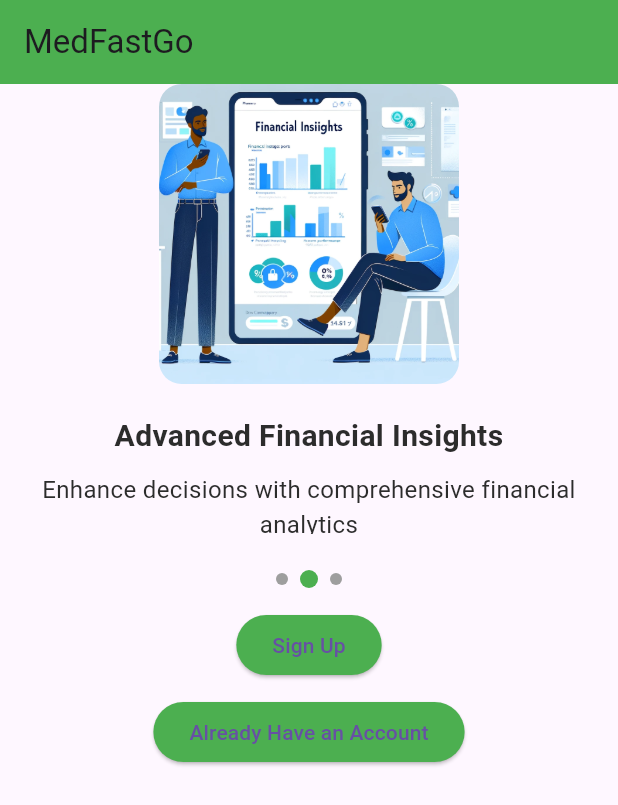
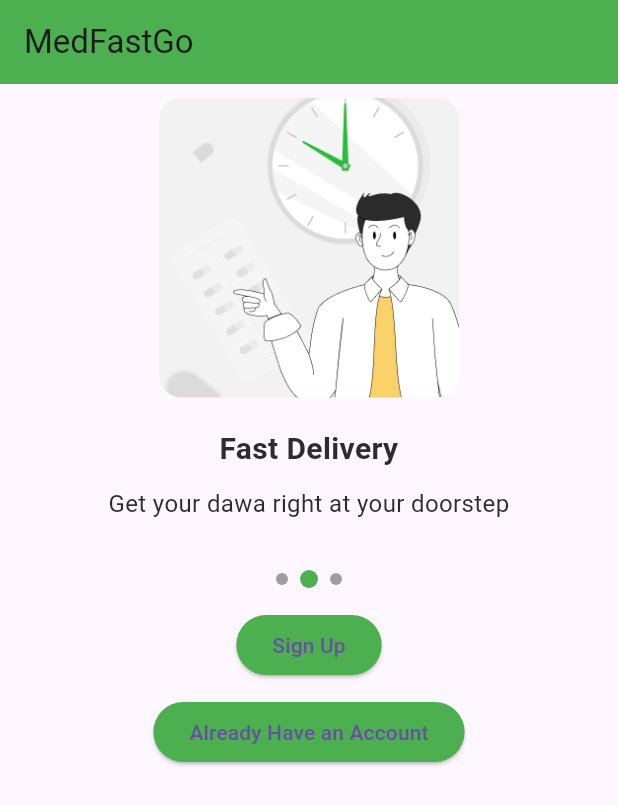
Before and after one commit to BrianKawinzi/medfast_go, a Flutter app: the screen it shows after launch, on a phone screen of 412 x 824 dp. Shown: the top 805 px of the screen. Run offline on Flutter 3.47's test engine with Material 3 defaults, Android fonts, the phone set to English and light mode, and no system bars; our stand-ins replace flutter_typeahead, geolocator, image_picker, permission_handler, shared_preferences, sqflite; accounts and stored records are empty.

Commit message:
Revert "Logo upgrade, and slides update"
This reverts commit fff8074e2c4c482580ef8e1b5c4f647861818cc7.

```diff
--- a/lib/pages/brand_intro.dart
+++ b/lib/pages/brand_intro.dart
@@ -16,15 +16,14 @@ class _BrandIntroPageState extends State<BrandIntroPage> {
       'image': 'lib/assets/medicine.png',
     },
     {
-      'title': 'Advanced Financial Insights',
-      'description': 'Enhance decisions with comprehensive financial analytics',
-      'image': 'lib/assets/Financial Insights.png',
+      'title': 'Fast Delivery',
+      'description': 'Get your dawa right at your doorstep',
+      'image': 'lib/assets/medicine.png',
     },
     {
-      'title': 'Streamlined Sales Experience',
-      'description':
-          'Efficient, customer-centric transactions for enhanced sales',
-      'image': 'lib/assets/Posimage.png',
+      'title': 'Wide Range',
+      'description': 'Choose from a variety of medical products',
+      'image': 'lib/assets/medicine.png',
     },
   ];
 
```
Also changed, not shown: pubspec.yaml (+26 -5 lines), lib/assets/Financial Insights.png (deleted), lib/assets/Posimage.png (deleted), lib/assets/medlaunchinglogo.png (deleted), 27 other files.
